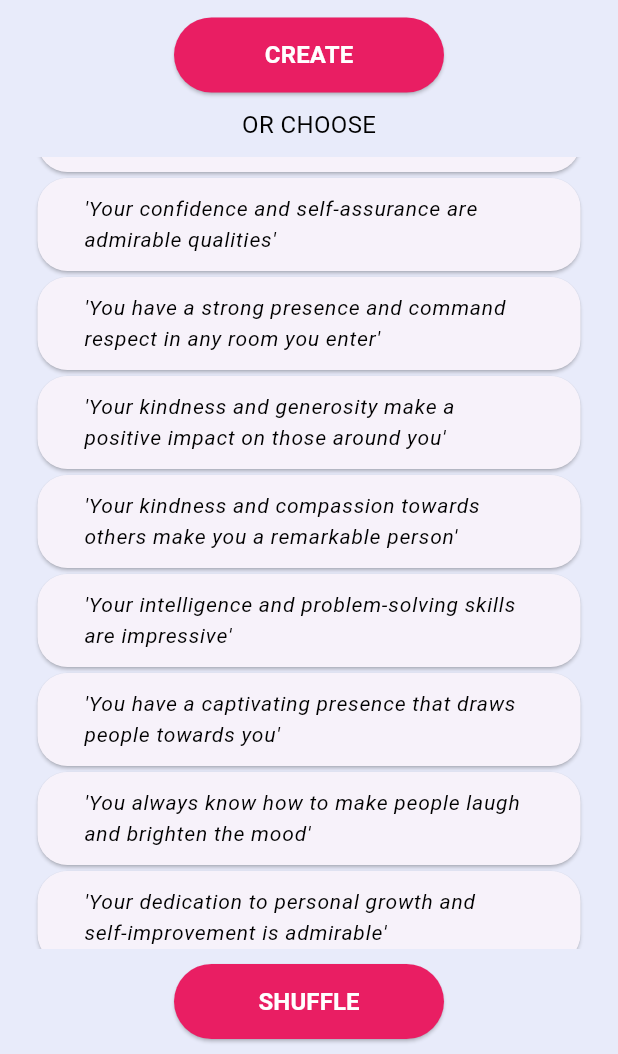
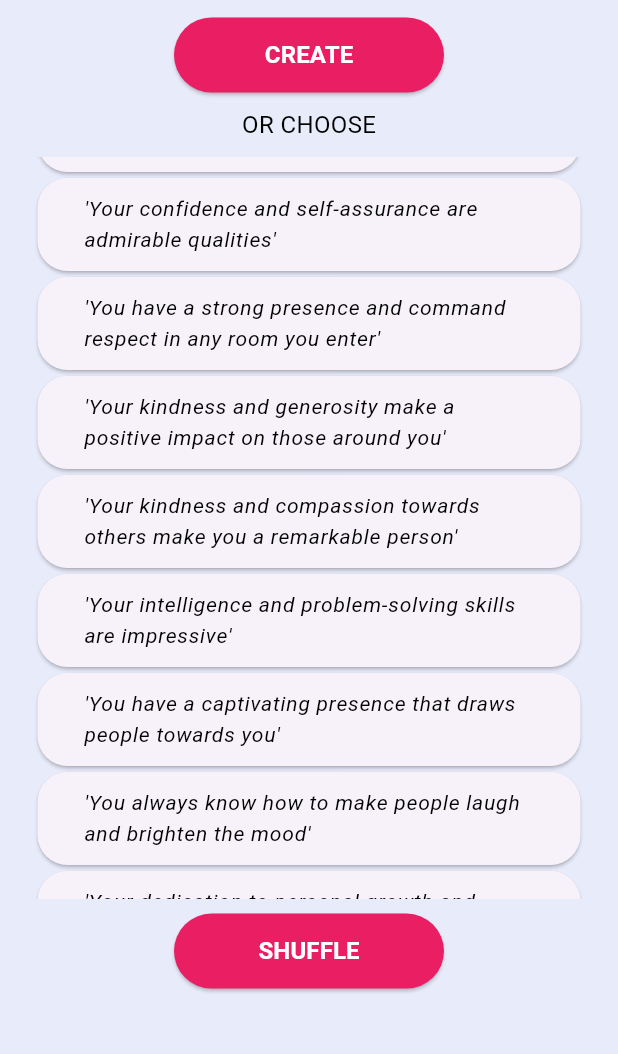
Before and after one commit to dobrunov/compliment_app, a Flutter app: the screen it shows after launch, scrolled down 576 dp, after a tap on "SHUFFLE", on a phone screen of 412 x 824 dp, the part 182-1236 px from its top. Run offline on Flutter 3.47's test engine with Material 3 defaults, Android fonts, the phone set to English and light mode, and no system bars; our stand-ins replace flutter_riverpod, go_router, image_gallery_saver, permission_handler, screenshot, share_plus.

```diff
--- a/lib/main.dart
+++ b/lib/main.dart
@@ -1,30 +1,46 @@
+import 'package:compliments_app/models/compliment_model.dart';
+import 'package:compliments_app/screens/routes.dart';
 import 'package:flutter/material.dart';
-
-import '../screens/new_compliment.dart';
-import '../screens/home_screen.dart';
-import '../screens/share_screen.dart';
+import 'package:flutter_riverpod/flutter_riverpod.dart';
+import 'package:go_router/go_router.dart';
+import 'screens/home_screen.dart';
+import 'screens/share_screen.dart';
+import 'screens/new_compliment.dart';
 
 void main() {
-  runApp(const MyApp());
+  runApp(ProviderScope(child: MyApp()));
 }
 
 class MyApp extends StatelessWidget {
-  const MyApp({Key? key}) : super(key: key);
+  MyApp({Key? key}) : super(key: key);
+
+  final GoRouter _router = GoRouter(
+    initialLocation: ScreenRoutes.home,
+    routes: [
+      GoRoute(
+        path: ScreenRoutes.home,
+        builder: (context, state) => HomeScreen(),
+      ),
+      GoRoute(
+        path: ScreenRoutes.newCompliment,
+        builder: (context, state) => const NewCompliment(),
+      ),
+      GoRoute(
+        path: ScreenRoutes.share,
+        builder: (context, state) {
+          final compliment = state.extra as Compliment;
+          return ShareScreen(compliment: compliment);
+        },
+      ),
+    ],
+  );
 
   @override
   Widget build(BuildContext context) {
-    return MaterialApp(
-      title: 'Compliments',
-      theme: ThemeData(
-        primarySwatch: Colors.pink,
-      ),
-      initialRoute: '/',
-      routes: {
-        '/': (context) => const HomeScreen(),
-        HomeScreen.routeName: (context) => const HomeScreen(),
-        NewCompliment.routeName: (context) => const NewCompliment(),
-        ShareScreen.routeName: (context) => ShareScreen(),
-      },
+    return MaterialApp.router(
+      debugShowCheckedModeBanner: false,
+      routerConfig: _router,
+      title: 'Compliments App',
     );
   }
 }
--- /dev/null
+++ b/lib/providers/compliment_provider.dart
@@ -0,0 +1,24 @@
+import 'dart:convert';
+import 'package:flutter_riverpod/flutter_riverpod.dart';
+import 'package:flutter/services.dart';
+import '../models/compliment_model.dart';
+
+class ComplimentListNotifier extends StateNotifier<List<Compliment>> {
+  ComplimentListNotifier() : super([]);
+
+  Future<void> loadCompliments() async {
+    final String response = await rootBundle.loadString('assets/compliments.json');
+    final data = await json.decode(response);
+    var list = data["items"] as List<dynamic>;
+    state = list.map((e) => Compliment.fromJson(e)).toList();
+  }
+
+  void shuffleCompliments() {
+    state.shuffle();
+    state = [...state];
+  }
+}
+
+final complimentListProvider = StateNotifierProvider<ComplimentListNotifier, List<Compliment>>((ref) {
+  return ComplimentListNotifier();
+});
--- a/lib/screens/home_screen.dart
+++ b/lib/screens/home_screen.dart
@@ -1,83 +1,65 @@
-import 'dart:convert';
-
+import 'package:compliments_app/screens/routes.dart';
 import 'package:flutter/material.dart';
-import 'package:flutter/services.dart';
-
-import '../const.dart';
-import '../models/compliment_model.dart';
-import '../screens/share_screen.dart';
+import 'package:flutter_riverpod/flutter_riverpod.dart';
+import 'package:go_router/go_router.dart';
+import '../providers/compliment_provider.dart';
 import '../styles/app_dimens.dart';
 import '../styles/colors.dart';
 import '../widgets/compliment_button.dart';
 import '../widgets/compliments_summ.dart';
 
-class HomeScreen extends StatefulWidget {
-  const HomeScreen({Key? key}) : super(key: key);
-
-  static const String routeName = '/home-screen';
-
+class HomeScreen extends ConsumerStatefulWidget {
   @override
-  _HomeScreenState createState() => _HomeScreenState();
+  _ComplimentScreenState createState() => _ComplimentScreenState();
 }
 
-class _HomeScreenState extends State<HomeScreen> {
-  List<Compliment> compliments = [];
-
-  Future<void> readJsonFile() async {
-    final String response = await rootBundle.loadString(complimentJson);
-    final data = await json.decode(response);
-
-    var list = data["items"] as List<dynamic>;
-
-    setState(() {
-      compliments = list.map((e) => Compliment.fromJson(e)).toList();
+class _ComplimentScreenState extends ConsumerState<HomeScreen> {
+  @override
+  void initState() {
+    super.initState();
+    WidgetsBinding.instance.addPostFrameCallback((_) {
+      ref.read(complimentListProvider.notifier).loadCompliments();
     });
   }
 
   @override
-  void initState() {
-    super.initState();
-    readJsonFile();
-  }
+  Widget build(BuildContext context) {
+    final complimentList = ref.watch(complimentListProvider);
+    var screenHeight = MediaQuery.sizeOf(context).height;
 
-  @override
-  Widget build(BuildContext context) {
     return Scaffold(
       backgroundColor: AppColors.backgroundColor,
       body: SafeArea(
-        child: Column(
+        child: complimentList.isEmpty
+            ? CircularProgressIndicator()
+            : Column(
+                mainAxisSize: MainAxisSize.min,
                 children: [
-            ///
-            ComplimentsSumm(compliments: compliments),
-            ///
+                  ComplimentsSumm(compliments: complimentList),
                   Row(
                     mainAxisAlignment: MainAxisAlignment.spaceEvenly,
                     children: [
                       ComplimentButton(
                         text: 'CREATE',
-                  onPressed: () {
-                    Navigator.pushNamed(context, '/new-comp-screen');
-                  },
+                        onPressed: () => context.push(ScreenRoutes.newCompliment),
                       ),
                     ],
                   ),
-            ///
                   SizedBoxHeight10,
-            ///
                   const Text(
                     'OR CHOOSE',
-              style: const TextStyle(
+                    style: TextStyle(
                       color: AppColors.appTextColor,
                       fontSize: 16.0,
                       fontWeight: FontWeight.normal,
                     ),
                   ),
-            ///
                   SizedBoxHeight10,
-            ///
-            Expanded(
+                  ConstrainedBox(
+                    constraints: BoxConstraints(maxHeight: screenHeight * 0.6),
+                    child: Container(
                       child: ListView.builder(
-                itemCount: compliments.length,
+                        itemCount: complimentList.length,
                         itemBuilder: (BuildContext context, index) {
                           return Card(
                             shape: RoundedRectangleBorder(
@@ -89,7 +71,7 @@ class _HomeScreenState extends State<HomeScreen> {
                                 padding: const EdgeInsets.fromLTRB(15, 2, 15, 2),
                                 child: Center(
                                   child: Text(
-                            "'" + compliments[index].description + "'",
+                                    "'" + complimentList[index].description + "'",
                                     style: TextStyle(
                                       color: AppColors.appTextColor,
                                       fontSize: 14.0,
@@ -99,27 +81,21 @@ class _HomeScreenState extends State<HomeScreen> {
                                 ),
                               ),
                               onTap: () {
-                        Navigator.of(context).pushNamed(
-                          ShareScreen.routeName,
-                          arguments: compliments[index],
-                        );
+                                context.push(ScreenRoutes.share, extra: complimentList[index]);
                               },
                             ),
                           );
                         },
                       ),
                     ),
-            ///
+                  ),
                   SizedBoxHeight10,
-            ///
                   ComplimentButton(
                     text: 'SHUFFLE',
                     onPressed: () {
-                compliments.shuffle();
-                setState(() {});
+                      ref.read(complimentListProvider.notifier).shuffleCompliments();
                     },
                   ),
-            ///
                   SizedBoxHeight10,
                 ],
               ),
--- /dev/null
+++ b/lib/screens/routes.dart
@@ -0,0 +1,5 @@
+class ScreenRoutes {
+  static const String home = '/home';
+  static const String newCompliment = '/new-compliment';
+  static const String share = '/share';
+}
--- a/lib/styles/colors.dart
+++ b/lib/styles/colors.dart
@@ -17,9 +17,5 @@ class AppColors {
   static const Color textFieldBorderColor = Color(0xFFC4CBED);
   static const Color textFieldTextLabelColor = Color(0xFFC4CBED);
 
-  static const Color primaryColor = Color(0xFFFFFFFF);
-  static const Color accentColor = Color(0xFFFFFFFF);
-  static const Color textColor = Color(0xFFFFFFFF);
-
   static const Color backgroundColor = Color(0xFFE8EBFA);
 }
--- a/lib/widgets/compliments_summ.dart
+++ b/lib/widgets/compliments_summ.dart
@@ -4,10 +4,7 @@ import '../models/compliment_model.dart';
 import '../styles/colors.dart';
 
 class ComplimentsSumm extends StatelessWidget {
-  const ComplimentsSumm({
-    Key? key,
-    required this.compliments,
-  }) : super(key: key);
+  const ComplimentsSumm({Key? key, required this.compliments}) : super(key: key);
 
   final List<Compliment> compliments;
 
--- a/pubspec.yaml
+++ b/pubspec.yaml
@@ -4,7 +4,7 @@ description: compliments app
 
 publish_to: 'none'
 
-version: 1.0.0+1
+version: 0.0.2
 
 environment:
   sdk: ">=2.12.0 <3.0.0"
@@ -22,6 +22,8 @@ dependencies:
   permission_handler: ^10.2.0
 
   cupertino_icons: ^1.0.2
+  flutter_riverpod: ^2.6.1
+  go_router: ^14.4.1
 
 dev_dependencies:
   flutter_test:
```
Also changed, not shown: lib/screens/new_compliment.dart (+12 -12 lines), lib/screens/share_screen.dart (+4 -12 lines), pubspec.lock, 1 other file. Lines whose indentation alone changed are shown as unchanged.
